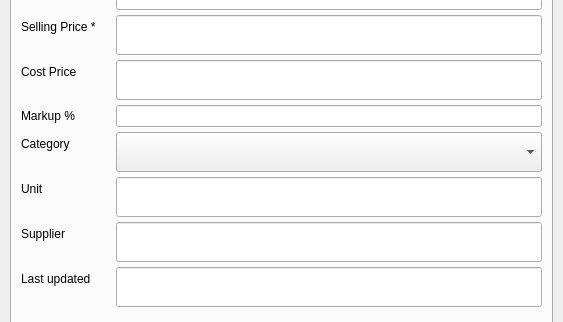
This is Project/ui/product_menu.ui in Selvam-T/POS as Qt 5 draws it before an edit; both pictures show x 0 to 563 and y 484 to 806 of the 563 by 900 pixel window. The edited form follows.
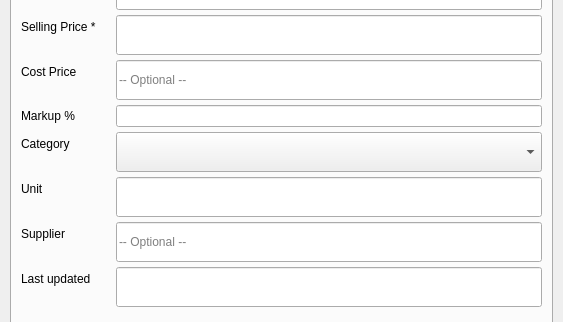
This is the edited form.

Commit message: refactor: centralize placeholder visibility via focusGate. Applicable to refund, vendor, vegetable_menu, product_menu, manual_entry, payment_panel. Not applicable to rest.

Diff of the .ui file:
```diff
--- a/Project/ui/product_menu.ui
+++ b/Project/ui/product_menu.ui
@@ -958,6 +958,9 @@
              <height>40</height>
             </size>
            </property>
+           <property name="placeholderText">
+            <string>-- Optional --</string>
+           </property>
           </widget>
          </item>
          <item row="8" column="0">
@@ -1015,6 +1018,9 @@
              <height>40</height>
             </size>
            </property>
+           <property name="placeholderText">
+            <string>-- Optional --</string>
+           </property>
           </widget>
          </item>
          <item row="14" column="0">
```
The commit also changes 10 other files.
